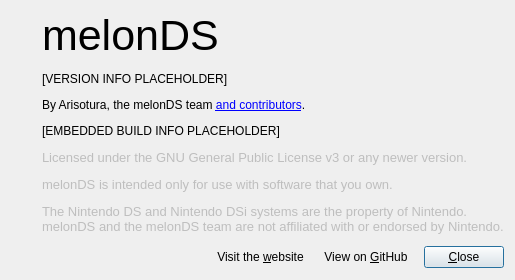
Before: the Qt Designer form src/frontend/qt_sdl/AboutDialog.ui in tjdduq23-droid/melonDS-1.1-korean, drawn with Qt 5.
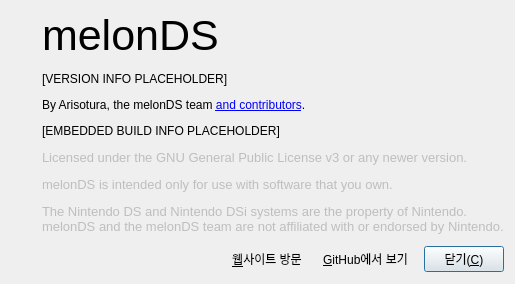
After: the same form once the commit is applied. Icons and pictures are not drawn.

What changed in the file:
```diff
--- a/src/frontend/qt_sdl/AboutDialog.ui
+++ b/src/frontend/qt_sdl/AboutDialog.ui
@@ -206,7 +206,7 @@
         <bool>true</bool>
        </property>
        <property name="text">
-        <string>Visit the &amp;website</string>
+        <string>&amp;웹사이트 방문</string>
        </property>
        <property name="flat">
         <bool>true</bool>
@@ -219,7 +219,7 @@
         <bool>true</bool>
        </property>
        <property name="text">
-        <string>View on &amp;GitHub</string>
+        <string>&amp;GitHub에서 보기</string>
        </property>
        <property name="flat">
         <bool>true</bool>
@@ -232,7 +232,7 @@
         <bool>true</bool>
        </property>
        <property name="text">
-        <string>&amp;Close</string>
+        <string>닫기(&amp;C)</string>
        </property>
        <property name="default">
         <bool>true</bool>
```
Left out of the diff: 2 changed lines with no effect on the pictures.
